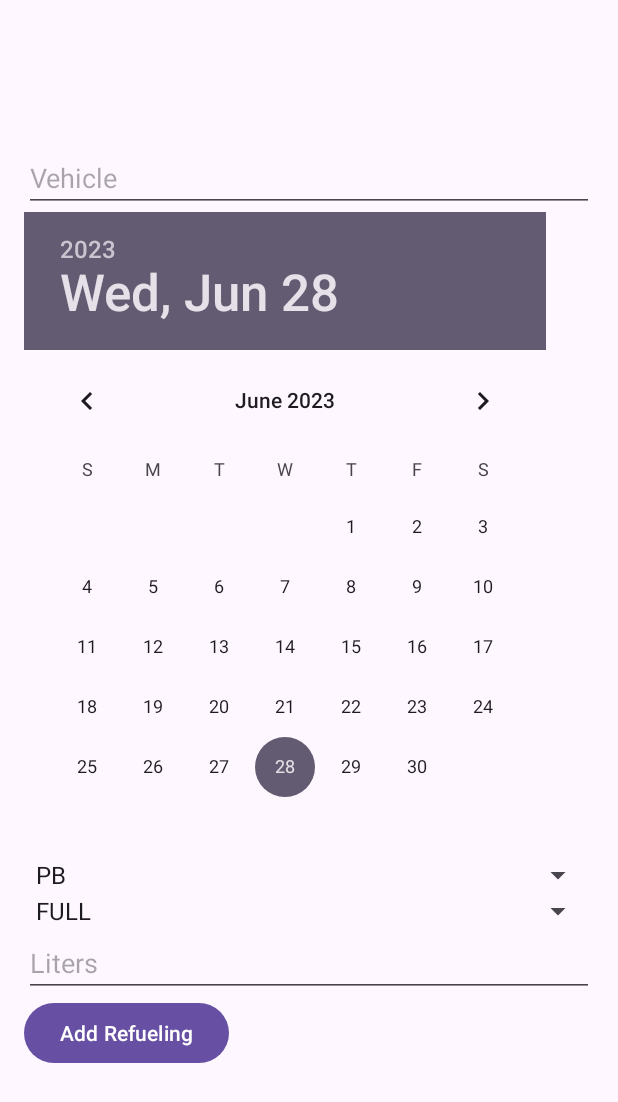
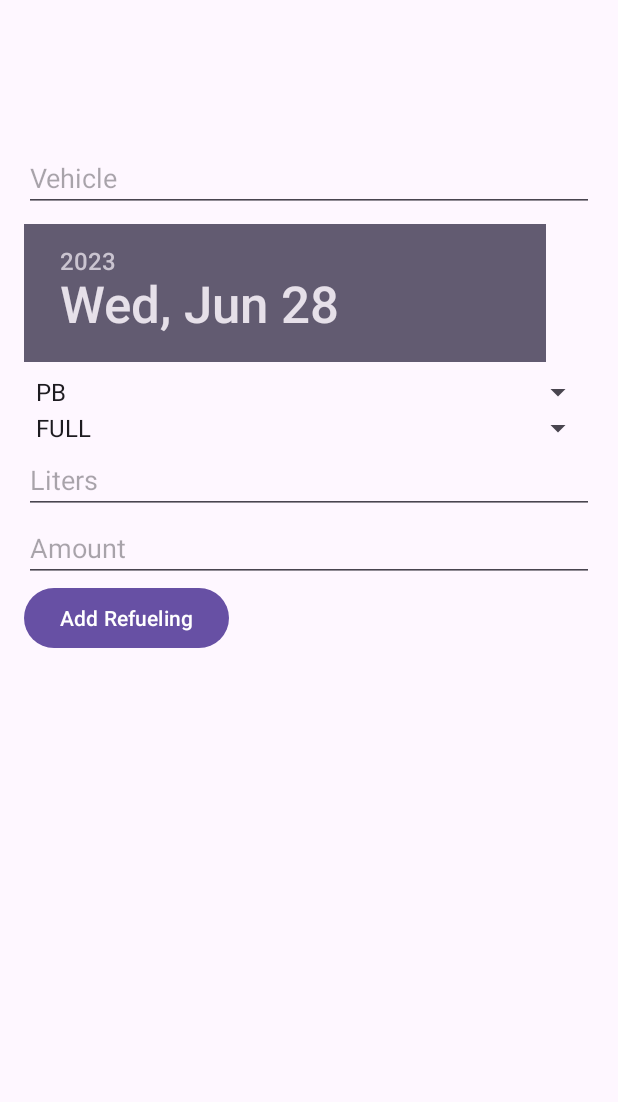
Before and after one commit to darekli/AS_FlexiFuel_Firebase_2023, an Android app: the screen it shows after launch (MainActivity), on a phone screen of 412 x 824 dp. Shown: the top 1102 px of the screen. Run offline under Robolectric (Android 15) with nearby library versions, the phone set to English and light mode, and no system bars; our stand-ins replace Firebase (no records; nobody signed in at launch, a user with empty details on screens opened directly).

Commit message:
amount added.

```diff
--- /dev/null
+++ b/app/src/main/java/com/example/as_flexifuel_firebase_2023/Currency.java
@@ -0,0 +1,6 @@
+package com.example.as_flexifuel_firebase_2023;
+
+public enum Currency {
+    PLN,
+    EUR
+}
--- a/app/src/main/java/com/example/as_flexifuel_firebase_2023/RefuelingDao.java
+++ b/app/src/main/java/com/example/as_flexifuel_firebase_2023/RefuelingDao.java
@@ -20,11 +20,11 @@ public class RefuelingDao {
         dateFormat = new SimpleDateFormat("yyyy-MM-dd", Locale.getDefault());
     }
 
-    public void addRefueling(String vehicle, Calendar date, FuelType fuelType, FuelFP fuelFP,String liters) {
+    public void addRefueling(String vehicle, Calendar date, FuelType fuelType, FuelFP fuelFP,String liters,String amount) {
         String id = refuelingsRef.push().getKey();
         String dateString = dateFormat.format(date.getTime());
 
-        Refueling refueling = new Refueling(id, vehicle, dateString, fuelType, fuelFP,liters);
+        Refueling refueling = new Refueling(id, vehicle, dateString, fuelType, fuelFP,liters,amount);
         refuelingsRef.child(id).setValue(refueling);
     }
 }
--- a/app/src/main/java/com/example/as_flexifuel_firebase_2023/RefuelingViewHolder.java
+++ b/app/src/main/java/com/example/as_flexifuel_firebase_2023/RefuelingViewHolder.java
@@ -12,6 +12,7 @@ public class RefuelingViewHolder extends RecyclerView.ViewHolder {
     private TextView fuelTypeTextView;
     private TextView fuelFPTextView;
     private TextView litersTextView;
+    private TextView amountTextView;
 
     public RefuelingViewHolder(@NonNull View itemView) {
         super(itemView);
@@ -20,6 +21,7 @@ public class RefuelingViewHolder extends RecyclerView.ViewHolder {
         fuelTypeTextView = itemView.findViewById(R.id.fuelTypeTextView);
         fuelFPTextView = itemView.findViewById(R.id.fuelFPTextView);
         litersTextView = itemView.findViewById(R.id.litersTextView);
+        amountTextView = itemView.findViewById(R.id.amountTextView);
 
     }
 
@@ -29,6 +31,7 @@ public class RefuelingViewHolder extends RecyclerView.ViewHolder {
         fuelTypeTextView.setText(refueling.getFuelType().name());
         fuelFPTextView.setText(refueling.getFuelFP().name());
         litersTextView.setText(refueling.getLiters());
+        amountTextView.setText(refueling.getAmount());
 
     }
 
--- a/app/src/main/res/layout/activity_main.xml
+++ b/app/src/main/res/layout/activity_main.xml
@@ -29,12 +29,20 @@
         android:layout_width="match_parent"
         android:layout_height="wrap_content"
         android:hint="Vehicle" />
-
+    <ScrollView
+        android:id="@+id/scrollView3"
+        android:layout_width="match_parent"
+        android:layout_height="100dp"
+        android:layout_marginTop="8dp"
+        app:layout_constraintEnd_toEndOf="parent"
+        app:layout_constraintHorizontal_bias="0.0"
+        app:layout_constraintStart_toStartOf="parent"
+        app:layout_constraintTop_toTopOf="parent">
     <DatePicker
         android:id="@+id/dateDatePicker"
         android:layout_width="match_parent"
         android:layout_height="wrap_content" />
-
+    </ScrollView>
     <Spinner
         android:id="@+id/fuelTypeSpinner"
         android:layout_width="match_parent"
@@ -53,6 +61,11 @@
         android:layout_width="match_parent"
         android:layout_height="wrap_content"
         android:hint="Liters" />
+    <EditText
+        android:id="@+id/amountEditText"
+        android:layout_width="match_parent"
+        android:layout_height="wrap_content"
+        android:hint="Amount" />
     <Button
         android:id="@+id/addButton"
         android:layout_width="wrap_content"
--- a/app/src/main/res/layout/dialog_edit_refueling.xml
+++ b/app/src/main/res/layout/dialog_edit_refueling.xml
@@ -28,4 +28,9 @@
         android:layout_width="match_parent"
         android:layout_height="wrap_content"
         android:hint="Liters" />
+    <EditText
+        android:id="@+id/dialogAmountEditText"
+        android:layout_width="match_parent"
+        android:layout_height="wrap_content"
+        android:hint="Amount" />
 </LinearLayout>
```
Also changed, not shown: app/src/main/java/com/example/as_flexifuel_firebase_2023/MainActivity.java (+17 -9 lines), app/src/main/java/com/example/as_flexifuel_firebase_2023/Refueling.java (+11 -1 lines), app/src/main/java/com/example/as_flexifuel_firebase_2023/RefuelingAdapter.java (+7 -0 lines), app/src/main/res/layout/item_refueling.xml (+6 -1 lines).
